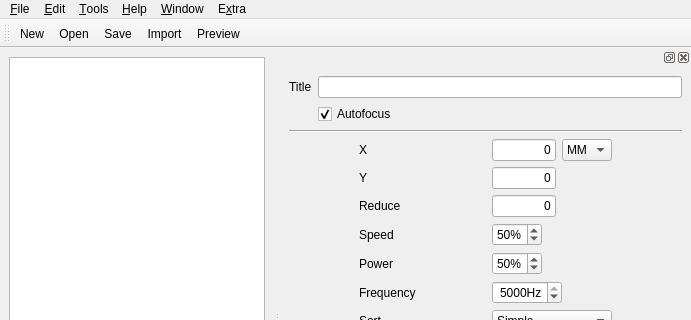
Old version of the form src/gui/CtrlCut.ui in the repository kallaballa/ctrl-cut; both pictures show x 0 to 691 and y 0 to 320 of the 691 by 615 pixel window.
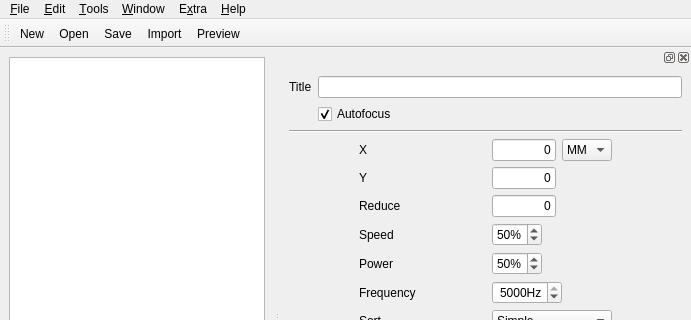
New version of the form. Icons and pictures are not drawn. Custom widgets are drawn as their Qt base class.

Commit message: fixed menu order

Diff of the .ui file:
```diff
--- a/src/gui/CtrlCut.ui
+++ b/src/gui/CtrlCut.ui
@@ -109,9 +109,9 @@
    <addaction name="fileMenu"/>
    <addaction name="editMenu"/>
    <addaction name="menuTools"/>
-   <addaction name="menuHelp"/>
    <addaction name="menuWindow"/>
    <addaction name="menuDebug"/>
+   <addaction name="menuHelp"/>
   </widget>
   <widget class="QStatusBar" name="statusbar"/>
   <widget class="QToolBar" name="toolBar">
```
